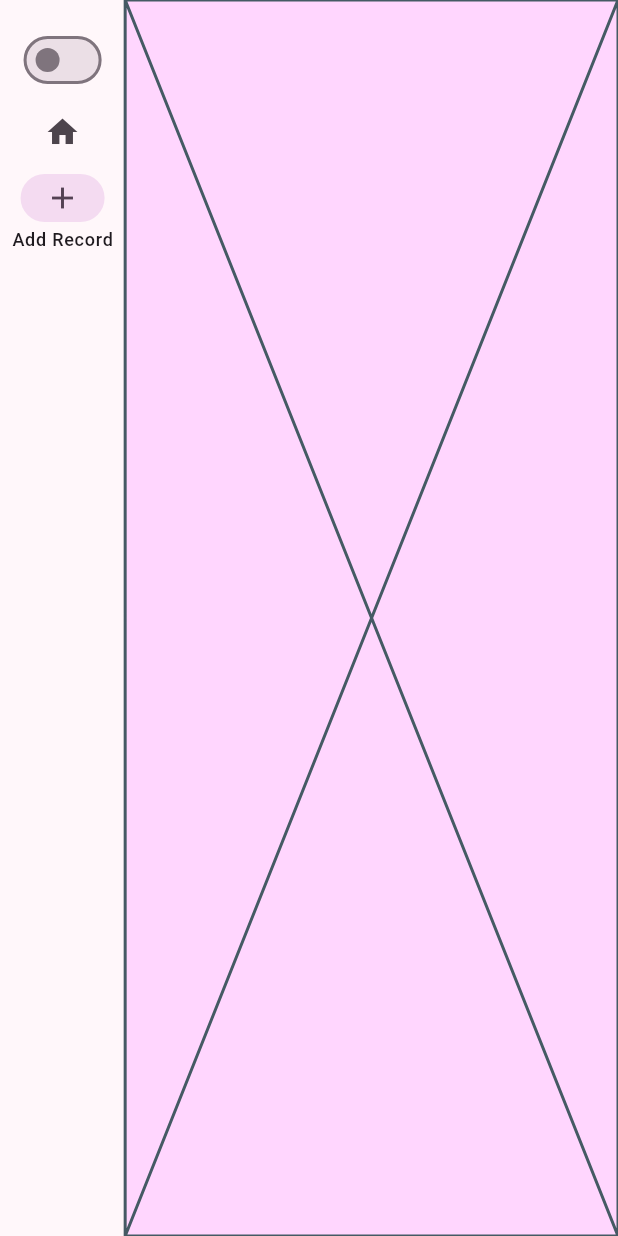
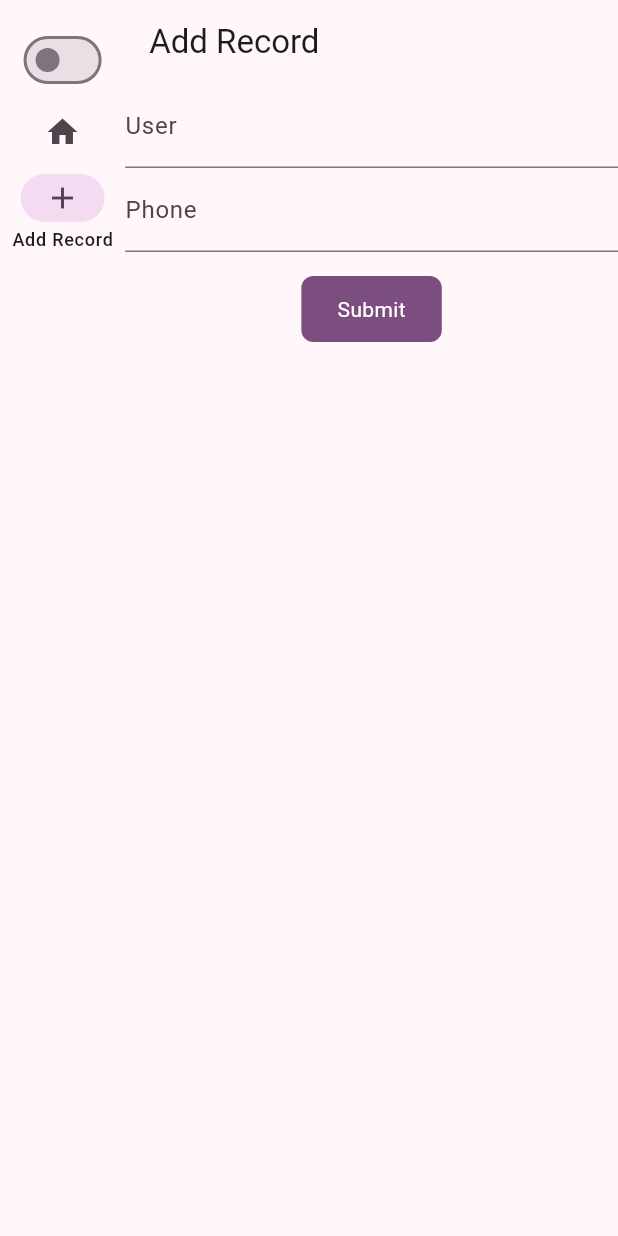
Before and after one commit to Eman-es02/Flutter_Application, a Flutter app: the screen it shows after launch, after a tap on "Add Record", on a phone screen of 412 x 824 dp. Run offline on Flutter 3.47's test engine with Material 2 defaults, Android fonts, the phone set to English and light mode, and no system bars; our stand-ins replace timeago.

Commit message:
add record update

```diff
--- a/lib/main.dart
+++ b/lib/main.dart
@@ -73,7 +73,7 @@ class _MyHomePageState extends State<MyHomePage> {
         page = HomePage(isDateFormatChanged: appState.isDateFormatChanged);
         break;
       case 1:
-        page = Placeholder();
+        page = AddRecordScreen();
         break;
       default:
         throw UnimplementedError('no widget for $selectedIndex');
@@ -249,6 +249,86 @@ class DetailScreen extends StatelessWidget {
   }
 }
 
+class AddRecordScreen extends StatelessWidget {
+  final _formKey = GlobalKey<FormState>();
+  final _userController = TextEditingController();
+  final _phoneController = TextEditingController();
+
+  @override
+  Widget build(BuildContext context) {
+    return Scaffold(
+      appBar: AppBar(
+        title: Text("Add Record"),
+      ),
+      body: Form(
+        key: _formKey,
+        child: Column(
+          children: <Widget>[
+            TextFormField(
+              controller: _userController,
+              decoration: InputDecoration(labelText: 'User'),
+              validator: (value) {
+                if (value == null || value.isEmpty) {
+                  return 'Please enter a user';
+                }
+                return null;
+              },
+            ),
+            TextFormField(
+              controller: _phoneController,
+              decoration: InputDecoration(labelText: 'Phone'),
+              validator: (value) {
+                if (value == null || value.isEmpty) {
+                  return 'Please enter a phone number';
+                }
+                return null;
+              },
+            ),
+            Padding(
+              padding: const EdgeInsets.all(16.0),
+              child: InkWell(
+                onTap: () async {
+                  if (_formKey.currentState!.validate()) {
+                    attendanceRecords.add(AttendanceRecord(
+                      _userController.text,
+                      _phoneController.text,
+                      DateTime.now(),
+                    ));
+
+                    // Show a SnackBar
+                    ScaffoldMessenger.of(context).showSnackBar(
+                      SnackBar(
+                        content: Text('Record added successfully'),
+                        duration: Duration(seconds: 2),
+                      ),
+                    );
+                    await Future.delayed(Duration(seconds: 2));
+
+                    // Navigate back to the home page
+                    Navigator.pushReplacement(context, MaterialPageRoute(builder: (_) => MyHomePage()));
+;
+                  }
+                },
+                child: Container(
+                  padding: EdgeInsets.symmetric(vertical: 12, horizontal: 24),
+                  decoration: BoxDecoration(
+                    color: Theme.of(context).primaryColor,
+                    borderRadius: BorderRadius.circular(8),
+                  ),
+                  child: Text(
+                    'Submit',
+                    style: TextStyle(color: Colors.white),
+                  ),
+                ),
+              ),
+            ),
+          ],
+        ),
+      ),
+    );
+  }
+}
+
 
 
 
```
